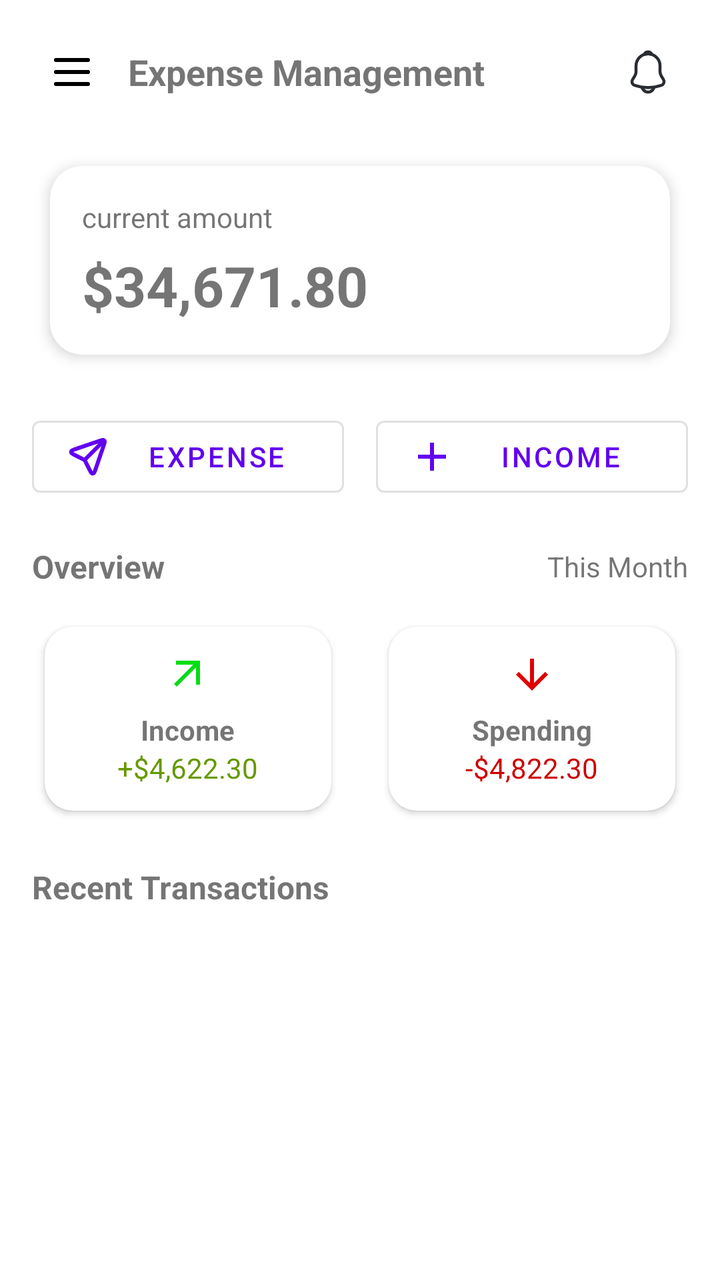
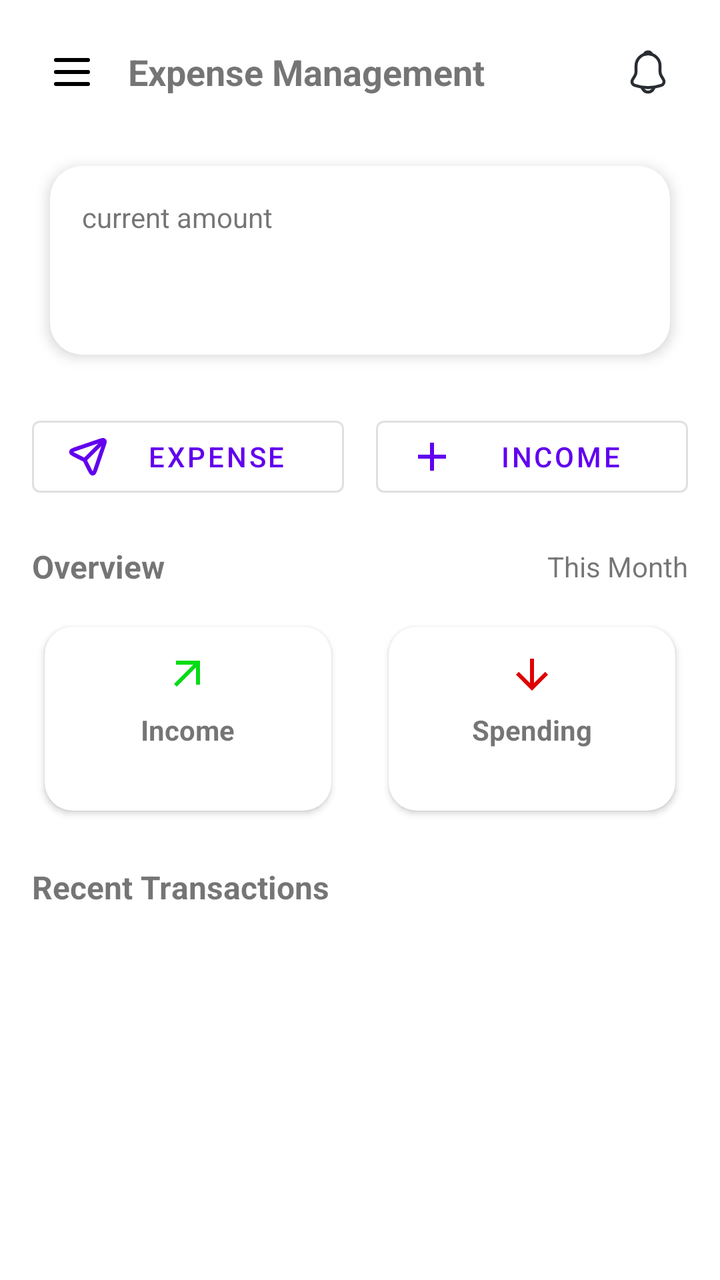

Before-and-after screenshots of an Android layout around one commit, followed by the original layout XML and the change that was made.
<!-- AndroidManifest.xml: application theme Theme.ExpenseManagement -->
<!-- res/layout/fragment_home.xml -->
<?xml version="1.0" encoding="utf-8"?>
<ScrollView xmlns:android="http://schemas.android.com/apk/res/android"
    xmlns:app="http://schemas.android.com/apk/res-auto"
    android:layout_width="match_parent"
    android:layout_height="match_parent"
    android:fillViewport="true">

    <LinearLayout
        android:layout_width="match_parent"
        android:layout_height="wrap_content"
        android:orientation="vertical"
        android:padding="16dp">

        
        <LinearLayout
            android:layout_width="match_parent"
            android:layout_height="wrap_content"
            android:gravity="center_vertical"
            android:orientation="horizontal">

            <ImageButton
                android:id="@+id/btnMenu"
                android:layout_width="40dp"
                android:layout_height="40dp"
                android:background="?attr/selectableItemBackgroundBorderless"
                android:contentDescription="Menu"
                android:src="@drawable/ic_menu" />

            <TextView
                android:id="@+id/tvTitle"
                android:layout_width="0dp"
                android:layout_height="wrap_content"
                android:layout_weight="1"
                android:paddingStart="8dp"
                android:text="Expense Management"
                android:textSize="18sp"
                android:textStyle="bold" />

            <ImageButton
                android:id="@+id/btnSearch"
                android:layout_width="40dp"
                android:layout_height="40dp"
                android:background="?attr/selectableItemBackgroundBorderless"
                android:contentDescription="Search"
                android:src="@drawable/ic_search" />

            <ImageButton
                android:id="@+id/btnNotification"
                android:layout_width="40dp"
                android:layout_height="40dp"
                android:background="?attr/selectableItemBackgroundBorderless"
                android:contentDescription="Notifications"
                android:src="@drawable/ic_notification" />
        </LinearLayout>

        
        <com.google.android.material.card.MaterialCardView
            android:id="@+id/cardBalance"
            android:layout_width="match_parent"
            android:layout_height="wrap_content"
            android:layout_marginTop="16dp"
            app:cardCornerRadius="16dp"
            app:cardUseCompatPadding="true"
            app:cardElevation="4dp">

            <LinearLayout
                android:layout_width="match_parent"
                android:layout_height="wrap_content"
                android:orientation="vertical"
                android:padding="16dp">

                <TextView
                    android:id="@+id/tvBalanceTitle"
                    android:layout_width="wrap_content"
                    android:layout_height="wrap_content"
                    android:text="current amount"
                    android:textSize="14sp" />

                <TextView
                    android:id="@+id/tvBalance"
                    android:layout_width="wrap_content"
                    android:layout_height="wrap_content"
                    android:layout_marginTop="6dp"
                    android:text="$34,671.80"
                    android:textSize="28sp"
                    android:textStyle="bold" />
            </LinearLayout>
        </com.google.android.material.card.MaterialCardView>

        
        <LinearLayout
            android:layout_width="match_parent"
            android:layout_height="wrap_content"
            android:layout_marginTop="16dp"
            android:gravity="center"
            android:orientation="horizontal">

            <com.google.android.material.button.MaterialButton
                android:id="@+id/btnExpense"
                style="@style/Widget.MaterialComponents.Button.OutlinedButton"
                android:layout_width="0dp"
                android:layout_height="match_parent"
                android:layout_marginEnd="8dp"
                android:layout_weight="1"
                android:text="Expense"
                app:icon="@drawable/ic_send" />

            <com.google.android.material.button.MaterialButton
                android:id="@+id/btnIncome"
                style="@style/Widget.MaterialComponents.Button.OutlinedButton"
                android:layout_width="0dp"
                android:layout_height="wrap_content"
                android:layout_marginStart="8dp"
                android:layout_weight="1"
                android:text="Income"
                app:icon="@drawable/ic_add" />
        </LinearLayout>

        
        <LinearLayout
            android:layout_width="match_parent"
            android:layout_height="wrap_content"
            android:layout_marginTop="20dp"
            android:gravity="center_vertical"
            android:orientation="horizontal">

            <TextView
                android:layout_width="0dp"
                android:layout_height="wrap_content"
                android:layout_weight="1"
                android:text="Overview"
                android:textSize="16sp"
                android:textStyle="bold" />

            <TextView
                android:id="@+id/tvThisMonth"
                android:layout_width="wrap_content"
                android:layout_height="wrap_content"
                android:text="This Month"
                android:textSize="14sp" />
        </LinearLayout>

        
        <LinearLayout
            android:layout_width="match_parent"
            android:layout_height="wrap_content"
            android:layout_marginTop="12dp"
            android:orientation="horizontal">

            <com.google.android.material.card.MaterialCardView
                android:layout_width="0dp"
                android:layout_height="wrap_content"
                android:layout_marginEnd="8dp"
                android:layout_weight="1"
                app:cardCornerRadius="14dp"
                app:cardElevation="2dp"
                app:cardUseCompatPadding="true">

                <LinearLayout
                    android:layout_width="match_parent"
                    android:layout_height="wrap_content"
                    android:gravity="center"
                    android:orientation="vertical"
                    android:padding="12dp">

                    <ImageView
                        android:layout_width="wrap_content"
                        android:layout_height="24dp"
                        android:src="@drawable/ic_income" />

                    <TextView
                        android:layout_width="wrap_content"
                        android:layout_height="wrap_content"
                        android:layout_marginTop="6dp"
                        android:text="Income"
                        android:textStyle="bold" />

                    <TextView
                        android:id="@+id/tvIncome"
                        android:layout_width="wrap_content"
                        android:layout_height="wrap_content"
                        android:text="+$4,622.30"
                        android:textColor="@android:color/holo_green_dark" />
                </LinearLayout>
            </com.google.android.material.card.MaterialCardView>

            <com.google.android.material.card.MaterialCardView
                android:layout_width="0dp"
                android:layout_height="wrap_content"
                android:layout_marginStart="8dp"
                android:layout_weight="1"
                app:cardCornerRadius="14dp"
                app:cardElevation="2dp"
                app:cardUseCompatPadding="true">

                <LinearLayout
                    android:layout_width="match_parent"
                    android:layout_height="wrap_content"
                    android:gravity="center"
                    android:orientation="vertical"
                    android:padding="12dp">

                    <ImageView
                        android:layout_width="24dp"
                        android:layout_height="24dp"
                        android:src="@drawable/ic_spending" />

                    <TextView
                        android:layout_width="wrap_content"
                        android:layout_height="wrap_content"
                        android:layout_marginTop="6dp"
                        android:text="Spending"
                        android:textStyle="bold" />

                    <TextView
                        android:id="@+id/tvSpending"
                        android:layout_width="wrap_content"
                        android:layout_height="wrap_content"
                        android:text="-$4,822.30"
                        android:textColor="@android:color/holo_red_dark" />
                </LinearLayout>
            </com.google.android.material.card.MaterialCardView>
        </LinearLayout>

        
        <TextView
            android:id="@+id/tvRecent"
            android:layout_width="wrap_content"
            android:layout_height="wrap_content"
            android:layout_marginTop="20dp"
            android:text="Recent Transactions"
            android:textSize="16sp"
            android:textStyle="bold" />

        <androidx.recyclerview.widget.RecyclerView
            android:id="@+id/recyclerTransactions"
            android:layout_width="match_parent"
            android:layout_height="wrap_content"
            android:layout_marginTop="12dp"
            android:nestedScrollingEnabled="false"
            android:overScrollMode="never" />
    </LinearLayout>
</ScrollView>
<!-- resources referenced by this layout -->
<resources>
  <!-- drawable ic_add (drawable) -->
  <vector xmlns:android="http://schemas.android.com/apk/res/android"
      android:width="24dp"
      android:height="24dp"
      android:viewportWidth="960"
      android:viewportHeight="960">
    <path
        android:pathData="M440,520L200,520v-80h240v-240h80v240h240v80L520,520v240h-80v-240Z"
        android:fillColor="#1f1f1f"/>
  </vector>
  <!-- drawable ic_income (drawable) -->
  <vector xmlns:android="http://schemas.android.com/apk/res/android" android:autoMirrored="true" android:height="24dp" android:tint="#04DC15" android:viewportHeight="960" android:viewportWidth="960" android:width="24dp">
        
      <path android:fillColor="@android:color/white" android:pathData="M256,720L200,664L584,280L240,280L240,200L720,200L720,680L640,680L640,336L256,720Z"/>
      
  </vector>
  <!-- drawable ic_menu (drawable) -->
  <vector xmlns:android="http://schemas.android.com/apk/res/android" android:autoMirrored="true" android:height="24dp" android:viewportHeight="24" android:viewportWidth="24" android:width="24dp">
        
      <path android:fillColor="#00000000" android:pathData="M4,6H20M4,12H20M4,18H20" android:strokeColor="#000000" android:strokeLineCap="round" android:strokeLineJoin="round" android:strokeWidth="2"/>
      
  </vector>
  <!-- drawable ic_search (drawable) -->
  <vector xmlns:android="http://schemas.android.com/apk/res/android" android:autoMirrored="true" android:height="800dp" android:viewportHeight="24" android:viewportWidth="24" android:width="800dp">
        
      <path android:fillColor="#00000000" android:pathData="M15.795,15.811L21,21M18,10.5C18,14.642 14.642,18 10.5,18C6.358,18 3,14.642 3,10.5C3,6.358 6.358,3 10.5,3C14.642,3 18,6.358 18,10.5Z" android:strokeColor="#000000" android:strokeLineCap="round" android:strokeLineJoin="round" android:strokeWidth="2"/>
      
  </vector>
  <!-- drawable ic_send (drawable) -->
  <vector xmlns:android="http://schemas.android.com/apk/res/android" android:autoMirrored="true" android:height="24dp" android:viewportHeight="24" android:viewportWidth="24" android:width="24dp">
        
      <path android:fillColor="#00000000" android:pathData="M10.301,13.695L20.102,3.897M10.58,14.135L12.802,18.58C13.339,19.654 13.608,20.192 13.946,20.336C14.239,20.461 14.575,20.438 14.849,20.275C15.165,20.087 15.359,19.518 15.747,18.382L19.946,6.084C20.285,5.094 20.454,4.599 20.338,4.271C20.237,3.986 20.013,3.762 19.728,3.662C19.4,3.546 18.905,3.715 17.915,4.053L5.618,8.252C4.481,8.64 3.913,8.834 3.725,9.15C3.562,9.424 3.539,9.76 3.664,10.054C3.808,10.392 4.345,10.66 5.419,11.198L9.864,13.42C10.041,13.509 10.13,13.553 10.206,13.612C10.274,13.664 10.335,13.725 10.388,13.793C10.447,13.87 10.491,13.958 10.58,14.135Z" android:strokeColor="#000000" android:strokeLineCap="round" android:strokeLineJoin="round" android:strokeWidth="2"/>
      
  </vector>
  <!-- drawable ic_spending (drawable) -->
  <vector xmlns:android="http://schemas.android.com/apk/res/android" android:height="24dp" android:tint="#DF0101" android:viewportHeight="960" android:viewportWidth="960" android:width="24dp">
        
      <path android:fillColor="@android:color/white" android:pathData="M440,160L440,647L216,423L160,480L480,800L800,480L744,423L520,647L520,160L440,160Z"/>
      
  </vector>
  <style name="Theme.ExpenseManagement" parent="Theme.MaterialComponents.DayNight.NoActionBar">
          <item name="colorPrimary">@color/purple_500</item>
          <item name="colorPrimaryDark">@color/purple_700</item>
          <item name="colorAccent">@color/teal_200</item>
  
          <item name="android:statusBarColor" tools:targetApi="l">?attr/colorPrimaryDark</item>
      </style>
  <color name="purple_500">#FF6200EE</color>
  <color name="purple_700">#FF3700B3</color>
  <color name="teal_200">#FF03DAC5</color>
  <!-- unchanged entries left out for length: 1 -->
</resources>

<!-- the commit's change to res/layout/fragment_home.xml (unified diff, before → after) -->
@@ -60,8 +60,8 @@
             android:layout_height="wrap_content"
             android:layout_marginTop="16dp"
             app:cardCornerRadius="16dp"
-            app:cardUseCompatPadding="true"
-            app:cardElevation="4dp">
+            app:cardElevation="4dp"
+            app:cardUseCompatPadding="true">
 
             <LinearLayout
                 android:layout_width="match_parent"
@@ -81,7 +81,7 @@
                     android:layout_width="wrap_content"
                     android:layout_height="wrap_content"
                     android:layout_marginTop="6dp"
-                    android:text="$34,671.80"
+                    android:text=""
                     android:textSize="28sp"
                     android:textStyle="bold" />
             </LinearLayout>
@@ -179,7 +179,7 @@
                         android:id="@+id/tvIncome"
                         android:layout_width="wrap_content"
                         android:layout_height="wrap_content"
-                        android:text="+$4,622.30"
+                        android:text=""
                         android:textColor="@android:color/holo_green_dark" />
                 </LinearLayout>
             </com.google.android.material.card.MaterialCardView>
@@ -216,7 +216,7 @@
                         android:id="@+id/tvSpending"
                         android:layout_width="wrap_content"
                         android:layout_height="wrap_content"
-                        android:text="-$4,822.30"
+                        android:text=""
                         android:textColor="@android:color/holo_red_dark" />
                 </LinearLayout>
             </com.google.android.material.card.MaterialCardView>
